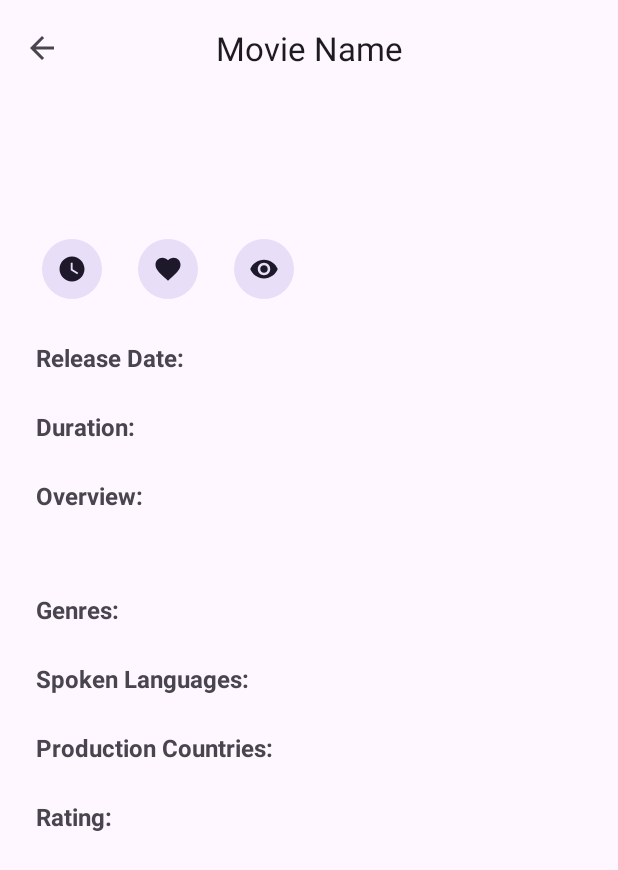
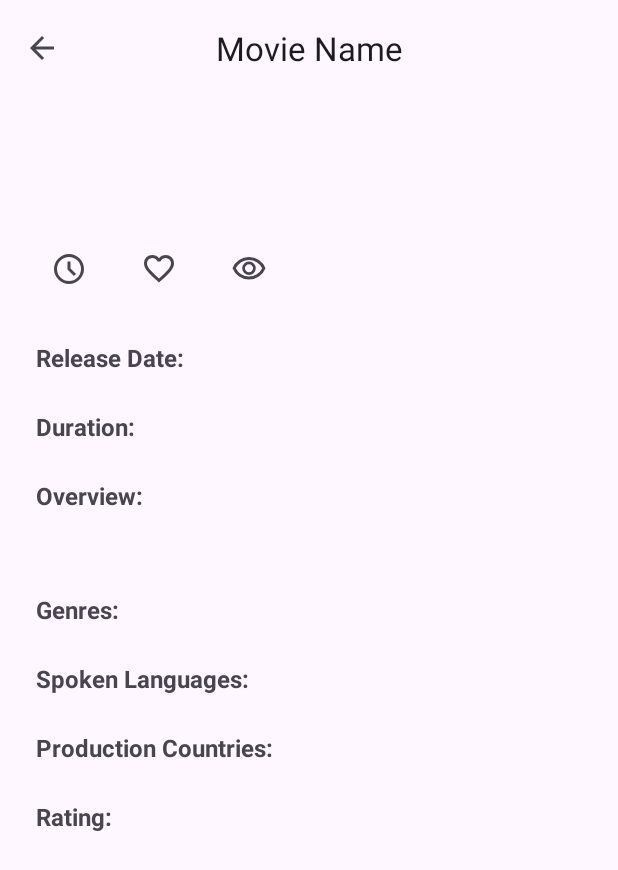
Before and after one commit to kristinakoneva/cinemania, an Android app: the MovieDetailsActivity screen opened directly, with no data from a screen before it, on a phone screen of 412 x 824 dp. Shown: the top 870 px of the screen. Run offline under Robolectric (Android 15) with nearby library versions, the phone set to English and light mode, and no system bars; our stand-ins replace Dagger/Hilt's generated code, Firebase (no records; nobody signed in at launch, a user with empty details on screens opened directly); libraries missing offline, so code that uses them is left out: com.jakewharton.retrofit2; pictures from the network do not load; 3 statements that could not run were skipped.

Commit message:
Add selectors for the action buttons

```diff
--- a/app/src/main/res/drawable/ic_favorite.xml
+++ b/app/src/main/res/drawable/ic_favorite.xml
@@ -1,10 +1,10 @@
 <vector xmlns:android="http://schemas.android.com/apk/res/android"
     android:width="24dp"
     android:height="24dp"
-    android:viewportWidth="24"
-    android:viewportHeight="24"
+    android:viewportWidth="960"
+    android:viewportHeight="960"
     android:tint="?attr/colorControlNormal">
   <path
       android:fillColor="@android:color/white"
-      android:pathData="M12,21.35l-1.45,-1.32C5.4,15.36 2,12.28 2,8.5 2,5.42 4.42,3 7.5,3c1.74,0 3.41,0.81 4.5,2.09C13.09,3.81 14.76,3 16.5,3 19.58,3 22,5.42 22,8.5c0,3.78 -3.4,6.86 -8.55,11.54L12,21.35z"/>
+      android:pathData="M480,840L422,788Q321,697 255,631Q189,565 150,512.5Q111,460 95.5,416Q80,372 80,326Q80,232 143,169Q206,106 300,106Q352,106 399,128Q446,150 480,190Q514,150 561,128Q608,106 660,106Q754,106 817,169Q880,232 880,326Q880,372 864.5,416Q849,460 810,512.5Q771,565 705,631Q639,697 538,788L480,840ZM480,732Q576,646 638,584.5Q700,523 736,477.5Q772,432 786,396.5Q800,361 800,326Q800,266 760,226Q720,186 660,186Q613,186 573,212.5Q533,239 518,280L518,280L442,280L442,280Q427,239 387,212.5Q347,186 300,186Q240,186 200,226Q160,266 160,326Q160,361 174,396.5Q188,432 224,477.5Q260,523 322,584.5Q384,646 480,732ZM480,459Q480,459 480,459Q480,459 480,459Q480,459 480,459Q480,459 480,459Q480,459 480,459Q480,459 480,459Q480,459 480,459Q480,459 480,459L480,459L480,459L480,459Q480,459 480,459Q480,459 480,459Q480,459 480,459Q480,459 480,459Q480,459 480,459Q480,459 480,459Q480,459 480,459Q480,459 480,459Z"/>
 </vector>
--- /dev/null
+++ b/app/src/main/res/drawable/ic_favorite_filled.xml
@@ -0,0 +1,10 @@
+<vector xmlns:android="http://schemas.android.com/apk/res/android"
+    android:width="24dp"
+    android:height="24dp"
+    android:viewportWidth="24"
+    android:viewportHeight="24"
+    android:tint="?attr/colorControlNormal">
+  <path
+      android:fillColor="@android:color/white"
+      android:pathData="M12,21.35l-1.45,-1.32C5.4,15.36 2,12.28 2,8.5 2,5.42 4.42,3 7.5,3c1.74,0 3.41,0.81 4.5,2.09C13.09,3.81 14.76,3 16.5,3 19.58,3 22,5.42 22,8.5c0,3.78 -3.4,6.86 -8.55,11.54L12,21.35z"/>
+</vector>
--- a/app/src/main/res/drawable/ic_watch_later.xml
+++ b/app/src/main/res/drawable/ic_watch_later.xml
@@ -1,10 +1,10 @@
 <vector xmlns:android="http://schemas.android.com/apk/res/android"
     android:width="24dp"
     android:height="24dp"
-    android:viewportWidth="24"
-    android:viewportHeight="24"
+    android:viewportWidth="960"
+    android:viewportHeight="960"
     android:tint="?attr/colorControlNormal">
   <path
       android:fillColor="@android:color/white"
-      android:pathData="M12,2C6.5,2 2,6.5 2,12s4.5,10 10,10s10,-4.5 10,-10S17.5,2 12,2zM16.2,16.2L11,13V7h1.5v5.2l4.5,2.7L16.2,16.2z"/>
+      android:pathData="M612,668L668,612L520,464L520,280L440,280L440,496L612,668ZM480,880Q397,880 324,848.5Q251,817 197,763Q143,709 111.5,636Q80,563 80,480Q80,397 111.5,324Q143,251 197,197Q251,143 324,111.5Q397,80 480,80Q563,80 636,111.5Q709,143 763,197Q817,251 848.5,324Q880,397 880,480Q880,563 848.5,636Q817,709 763,763Q709,817 636,848.5Q563,880 480,880ZM480,480Q480,480 480,480Q480,480 480,480Q480,480 480,480Q480,480 480,480Q480,480 480,480Q480,480 480,480Q480,480 480,480Q480,480 480,480ZM480,800Q613,800 706.5,706.5Q800,613 800,480Q800,347 706.5,253.5Q613,160 480,160Q347,160 253.5,253.5Q160,347 160,480Q160,613 253.5,706.5Q347,800 480,800Z"/>
 </vector>
--- /dev/null
+++ b/app/src/main/res/drawable/ic_watch_later_filled.xml
@@ -0,0 +1,10 @@
+<vector xmlns:android="http://schemas.android.com/apk/res/android"
+    android:width="24dp"
+    android:height="24dp"
+    android:viewportWidth="24"
+    android:viewportHeight="24"
+    android:tint="?attr/colorControlNormal">
+  <path
+      android:fillColor="@android:color/white"
+      android:pathData="M12,2C6.5,2 2,6.5 2,12s4.5,10 10,10s10,-4.5 10,-10S17.5,2 12,2zM16.2,16.2L11,13V7h1.5v5.2l4.5,2.7L16.2,16.2z"/>
+</vector>
--- a/app/src/main/res/drawable/ic_watched.xml
+++ b/app/src/main/res/drawable/ic_watched.xml
@@ -1,10 +1,10 @@
 <vector xmlns:android="http://schemas.android.com/apk/res/android"
     android:width="24dp"
     android:height="24dp"
-    android:viewportWidth="24"
-    android:viewportHeight="24"
+    android:viewportWidth="960"
+    android:viewportHeight="960"
     android:tint="?attr/colorControlNormal">
   <path
       android:fillColor="@android:color/white"
-      android:pathData="M12,4.5C7,4.5 2.73,7.61 1,12c1.73,4.39 6,7.5 11,7.5s9.27,-3.11 11,-7.5c-1.73,-4.39 -6,-7.5 -11,-7.5zM12,17c-2.76,0 -5,-2.24 -5,-5s2.24,-5 5,-5 5,2.24 5,5 -2.24,5 -5,5zM12,9c-1.66,0 -3,1.34 -3,3s1.34,3 3,3 3,-1.34 3,-3 -1.34,-3 -3,-3z"/>
+      android:pathData="M480,640Q555,640 607.5,587.5Q660,535 660,460Q660,385 607.5,332.5Q555,280 480,280Q405,280 352.5,332.5Q300,385 300,460Q300,535 352.5,587.5Q405,640 480,640ZM480,568Q435,568 403.5,536.5Q372,505 372,460Q372,415 403.5,383.5Q435,352 480,352Q525,352 556.5,383.5Q588,415 588,460Q588,505 556.5,536.5Q525,568 480,568ZM480,760Q334,760 214,678.5Q94,597 40,460Q94,323 214,241.5Q334,160 480,160Q626,160 746,241.5Q866,323 920,460Q866,597 746,678.5Q626,760 480,760ZM480,460Q480,460 480,460Q480,460 480,460Q480,460 480,460Q480,460 480,460Q480,460 480,460Q480,460 480,460Q480,460 480,460Q480,460 480,460ZM480,680Q593,680 687.5,620.5Q782,561 832,460Q782,359 687.5,299.5Q593,240 480,240Q367,240 272.5,299.5Q178,359 128,460Q178,561 272.5,620.5Q367,680 480,680Z"/>
 </vector>
--- /dev/null
+++ b/app/src/main/res/drawable/ic_watched_filled.xml
@@ -0,0 +1,10 @@
+<vector xmlns:android="http://schemas.android.com/apk/res/android"
+    android:width="24dp"
+    android:height="24dp"
+    android:viewportWidth="24"
+    android:viewportHeight="24"
+    android:tint="?attr/colorControlNormal">
+  <path
+      android:fillColor="@android:color/white"
+      android:pathData="M12,4.5C7,4.5 2.73,7.61 1,12c1.73,4.39 6,7.5 11,7.5s9.27,-3.11 11,-7.5c-1.73,-4.39 -6,-7.5 -11,-7.5zM12,17c-2.76,0 -5,-2.24 -5,-5s2.24,-5 5,-5 5,2.24 5,5 -2.24,5 -5,5zM12,9c-1.66,0 -3,1.34 -3,3s1.34,3 3,3 3,-1.34 3,-3 -1.34,-3 -3,-3z"/>
+</vector>
--- /dev/null
+++ b/app/src/main/res/drawable/selector_favorite.xml
@@ -0,0 +1,8 @@
+<?xml version="1.0" encoding="utf-8"?>
+<selector xmlns:android="http://schemas.android.com/apk/res/android">
+    <item
+        android:drawable="@drawable/ic_favorite_filled"
+        android:state_selected="true"/>
+    <item
+        android:drawable="@drawable/ic_favorite"/>
+</selector>
--- /dev/null
+++ b/app/src/main/res/drawable/selector_watch_later.xml
@@ -0,0 +1,8 @@
+<?xml version="1.0" encoding="utf-8"?>
+<selector xmlns:android="http://schemas.android.com/apk/res/android">
+    <item
+        android:drawable="@drawable/ic_watch_later_filled"
+        android:state_selected="true"/>
+    <item
+        android:drawable="@drawable/ic_watch_later"/>
+</selector>
--- /dev/null
+++ b/app/src/main/res/drawable/selector_watched.xml
@@ -0,0 +1,8 @@
+<?xml version="1.0" encoding="utf-8"?>
+<selector xmlns:android="http://schemas.android.com/apk/res/android">
+    <item
+        android:drawable="@drawable/ic_watched_filled"
+        android:state_selected="true"/>
+    <item
+        android:drawable="@drawable/ic_watched"/>
+</selector>
--- a/app/src/main/res/layout/activity_movie_details.xml
+++ b/app/src/main/res/layout/activity_movie_details.xml
@@ -54,36 +54,36 @@
                 app:layout_constraintTop_toBottomOf="@id/image"
                 tools:text="Movie Name"/>
 
-            <com.google.android.material.button.MaterialButton
+            <ImageButton
                 android:id="@+id/addToWatchLaterButton"
                 style="@style/Widget.Material3.Button.IconButton.Filled.Tonal"
                 android:layout_width="wrap_content"
                 android:layout_height="wrap_content"
                 android:layout_marginTop="16dp"
                 android:layout_marginStart="24dp"
-                app:icon="@drawable/ic_watch_later"
+                android:src="@drawable/selector_watch_later"
                 app:layout_constraintEnd_toStartOf="@id/addToFavoritesButton"
                 app:layout_constraintStart_toStartOf="parent"
                 app:layout_constraintTop_toBottomOf="@id/title"/>
 
-            <com.google.android.material.button.MaterialButton
+            <ImageButton
                 android:id="@+id/addToFavoritesButton"
                 style="@style/Widget.Material3.Button.IconButton.Filled.Tonal"
                 android:layout_width="wrap_content"
                 android:layout_height="wrap_content"
                 android:layout_marginStart="16dp"
-                app:icon="@drawable/ic_favorite"
+                android:src="@drawable/selector_favorite"
                 app:layout_constraintEnd_toStartOf="@id/addToWatchedButton"
                 app:layout_constraintStart_toEndOf="@id/addToWatchLaterButton"
                 app:layout_constraintTop_toTopOf="@id/addToWatchLaterButton"/>
 
-            <com.google.android.material.button.MaterialButton
+            <ImageButton
                 android:id="@+id/addToWatchedButton"
                 style="@style/Widget.Material3.Button.IconButton.Filled.Tonal"
                 android:layout_width="wrap_content"
                 android:layout_height="wrap_content"
                 android:layout_marginStart="16dp"
-                app:icon="@drawable/ic_watched"
+                android:src="@drawable/selector_watched"
                 app:layout_constraintStart_toEndOf="@id/addToFavoritesButton"
                 app:layout_constraintTop_toTopOf="@id/addToFavoritesButton"/>
 
--- a/app/src/main/res/layout/item_movie.xml
+++ b/app/src/main/res/layout/item_movie.xml
@@ -45,7 +45,7 @@
             android:layout_width="wrap_content"
             android:layout_height="wrap_content"
             android:layout_marginTop="16dp"
-            app:icon="@drawable/ic_watch_later"
+            app:icon="@drawable/ic_watch_later_filled"
             app:layout_constraintEnd_toStartOf="@id/addToFavoritesButton"
             app:layout_constraintStart_toStartOf="parent"
             app:layout_constraintTop_toBottomOf="@id/movieTitle"/>
@@ -55,7 +55,7 @@
             style="@style/Widget.Material3.Button.IconButton.Filled.Tonal"
             android:layout_width="wrap_content"
             android:layout_height="wrap_content"
-            app:icon="@drawable/ic_favorite"
+            app:icon="@drawable/ic_favorite_filled"
             app:layout_constraintEnd_toStartOf="@id/addToWatchedButton"
             app:layout_constraintStart_toEndOf="@id/addToWatchLaterButton"
             app:layout_constraintTop_toTopOf="@id/addToWatchLaterButton"/>
@@ -65,7 +65,7 @@
             style="@style/Widget.Material3.Button.IconButton.Filled.Tonal"
             android:layout_width="wrap_content"
             android:layout_height="wrap_content"
-            app:icon="@drawable/ic_watched"
+            app:icon="@drawable/ic_watched_filled"
             app:layout_constraintEnd_toEndOf="parent"
             app:layout_constraintStart_toEndOf="@id/addToFavoritesButton"
             app:layout_constraintTop_toTopOf="@id/addToFavoritesButton"/>
```
